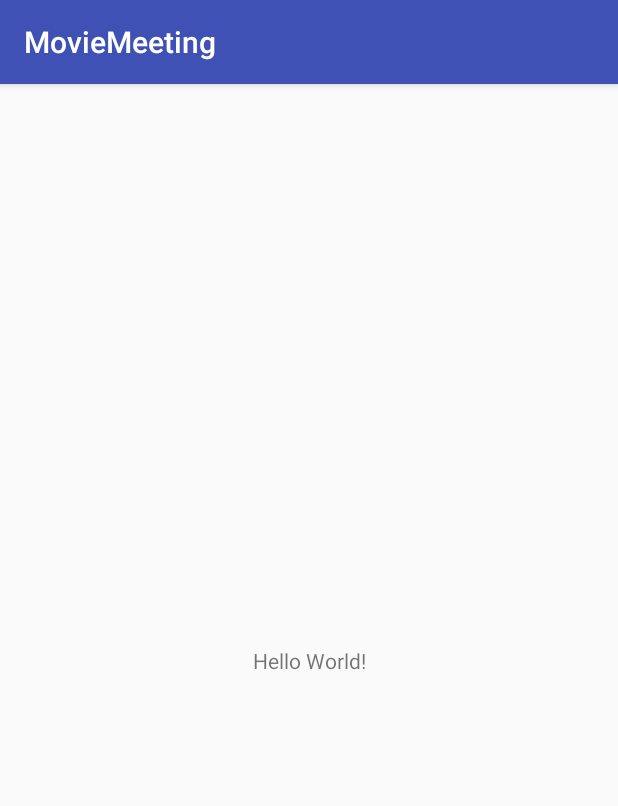
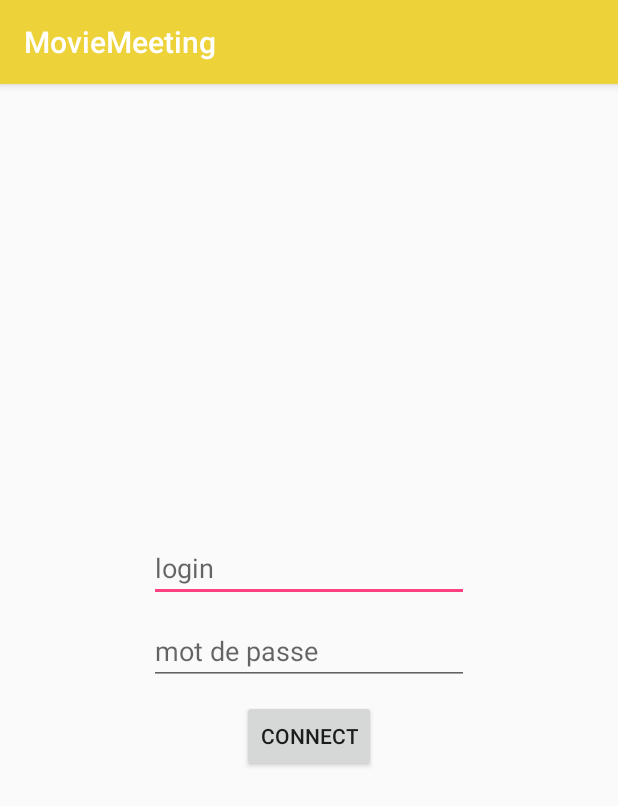
Before and after one commit to CarolineChaudey/MovieMeeting, an Android app: the screen it shows after launch (LoginActivity), on a phone screen of 412 x 824 dp. Shown: the top 806 px of the screen. Run offline under Robolectric (Android 15) with nearby library versions, the phone set to English and light mode, and no system bars; our stand-ins replace ButterKnife.

Commit message:
login skeleton

```diff
--- a/app/build.gradle
+++ b/app/build.gradle
@@ -25,4 +25,6 @@ dependencies {
     testImplementation 'junit:junit:4.12'
     androidTestImplementation 'com.android.support.test:runner:1.0.2'
     androidTestImplementation 'com.android.support.test.espresso:espresso-core:3.0.2'
+    implementation 'com.jakewharton:butterknife:8.8.1'
+    annotationProcessor 'com.jakewharton:butterknife-compiler:8.8.1'
 }
--- a/app/src/main/AndroidManifest.xml
+++ b/app/src/main/AndroidManifest.xml
@@ -9,7 +9,7 @@
         android:roundIcon="@mipmap/ic_launcher_round"
         android:supportsRtl="true"
         android:theme="@style/AppTheme">
-        <activity android:name=".LoginActivity">
+        <activity android:name=".login.LoginActivity">
             <intent-filter>
                 <action android:name="android.intent.action.MAIN" />
 
--- a/app/src/main/java/fr/esgi/moc/moviemeeting/LoginActivity.java
+++ /dev/null
@@ -1,13 +0,0 @@
-package fr.esgi.moc.moviemeeting;
-
-import android.support.v7.app.AppCompatActivity;
-import android.os.Bundle;
-
-public class LoginActivity extends AppCompatActivity {
-
-    @Override
-    protected void onCreate(Bundle savedInstanceState) {
-        super.onCreate(savedInstanceState);
-        setContentView(R.layout.activity_login);
-    }
-}
--- /dev/null
+++ b/app/src/main/java/fr/esgi/moc/moviemeeting/login/LoginActivity.java
@@ -0,0 +1,48 @@
+package fr.esgi.moc.moviemeeting.login;
+
+import android.support.v7.app.AppCompatActivity;
+import android.os.Bundle;
+import android.util.Log;
+import android.widget.EditText;
+import android.widget.TextView;
+
+import butterknife.BindView;
+import butterknife.ButterKnife;
+import butterknife.OnClick;
+import fr.esgi.moc.moviemeeting.R;
+
+public class LoginActivity extends AppCompatActivity {
+
+    @BindView(R.id.loginField)   EditText loginField;
+    @BindView(R.id.pswdField)    EditText pswdField;
+    @BindView(R.id.errorMessage) TextView errorMessage;
+
+    private final String TAG = this.getClass().getName();
+    private LoginPresenter presenter;
+
+    @Override
+    protected void onCreate(Bundle savedInstanceState) {
+        super.onCreate(savedInstanceState);
+        setContentView(R.layout.activity_login);
+        ButterKnife.bind(this);
+        presenter = new LoginPresenter(this);
+    }
+
+    @OnClick(R.id.loginButton)
+    public void onLoginButtonCliked() {
+        String login = loginField.getText().toString();
+        String pswd = pswdField.getText().toString();
+        String msg = presenter.userVerification(login, pswd);
+        if (msg.equals("OK")) {
+            goToApp();
+        } else {
+            Log.i(TAG, msg);
+            errorMessage.setText(msg);
+        }
+    }
+
+    private void goToApp() {
+        Log.d(TAG, "Entering th app.");
+        // TODO acces a l'application
+    }
+}
--- /dev/null
+++ b/app/src/main/java/fr/esgi/moc/moviemeeting/login/LoginPresenter.java
@@ -0,0 +1,16 @@
+package fr.esgi.moc.moviemeeting.login;
+
+public class LoginPresenter {
+
+    private LoginActivity loginActivity;
+
+    public LoginPresenter(LoginActivity loginActivity) {
+        this.loginActivity = loginActivity;
+    }
+
+    public String userVerification(String login, String pswd) {
+        // TODO verifier champs (champs vides)
+        /// TODO envoyer à l'api
+        return "OK";
+    }
+}
--- a/app/src/main/res/layout/activity_login.xml
+++ b/app/src/main/res/layout/activity_login.xml
@@ -4,15 +4,62 @@
     xmlns:tools="http://schemas.android.com/tools"
     android:layout_width="match_parent"
     android:layout_height="match_parent"
-    tools:context=".LoginActivity">
+    tools:context=".login.LoginActivity">
 
-    <TextView
+    <android.support.constraint.ConstraintLayout
         android:layout_width="wrap_content"
         android:layout_height="wrap_content"
-        android:text="Hello World!"
+        android:layout_marginBottom="8dp"
+        android:layout_marginEnd="8dp"
+        android:layout_marginStart="8dp"
+        android:layout_marginTop="8dp"
         app:layout_constraintBottom_toBottomOf="parent"
-        app:layout_constraintLeft_toLeftOf="parent"
-        app:layout_constraintRight_toRightOf="parent"
-        app:layout_constraintTop_toTopOf="parent" />
+        app:layout_constraintEnd_toEndOf="parent"
+        app:layout_constraintStart_toStartOf="parent"
+        app:layout_constraintTop_toTopOf="parent">
+
+        <EditText
+            android:id="@+id/loginField"
+            android:layout_width="wrap_content"
+            android:layout_height="wrap_content"
+            android:layout_margin="10sp"
+            android:ems="10"
+            android:hint="@string/loginLabel"
+            android:inputType="textPersonName"
+            app:layout_constraintLeft_toLeftOf="parent"
+            app:layout_constraintRight_toRightOf="parent"
+            app:layout_constraintTop_toTopOf="parent" />
+
+        <EditText
+            android:id="@+id/pswdField"
+            android:layout_width="wrap_content"
+            android:layout_height="wrap_content"
+            android:layout_margin="10sp"
+            android:ems="10"
+            android:hint="@string/passwordHint"
+            android:inputType="textPassword"
+            app:layout_constraintLeft_toLeftOf="parent"
+            app:layout_constraintRight_toRightOf="parent"
+            app:layout_constraintTop_toBottomOf="@id/loginField" />
+
+        <Button
+            android:id="@+id/loginButton"
+            android:layout_width="wrap_content"
+            android:layout_height="wrap_content"
+            android:layout_margin="10sp"
+            android:text="@string/connectButton"
+            app:layout_constraintLeft_toLeftOf="parent"
+            app:layout_constraintRight_toRightOf="parent"
+            app:layout_constraintTop_toBottomOf="@id/pswdField" />
+
+        <TextView
+            android:id="@+id/errorMessage"
+            android:layout_width="wrap_content"
+            android:layout_height="wrap_content"
+            app:layout_constraintLeft_toLeftOf="parent"
+            app:layout_constraintRight_toRightOf="parent"
+            app:layout_constraintTop_toBottomOf="@id/loginButton" />
+
+    </android.support.constraint.ConstraintLayout>
 
 </android.support.constraint.ConstraintLayout>
--- a/app/src/main/res/values/colors.xml
+++ b/app/src/main/res/values/colors.xml
@@ -1,6 +1,6 @@
 <?xml version="1.0" encoding="utf-8"?>
 <resources>
-    <color name="colorPrimary">#3F51B5</color>
+    <color name="colorPrimary">#edd239</color>
     <color name="colorPrimaryDark">#303F9F</color>
     <color name="colorAccent">#FF4081</color>
 </resources>
--- a/app/src/main/res/values/strings.xml
+++ b/app/src/main/res/values/strings.xml
@@ -1,3 +1,6 @@
 <resources>
     <string name="app_name">MovieMeeting</string>
+    <string name="loginLabel">login</string>
+    <string name="passwordHint">mot de passe</string>
+    <string name="connectButton">connect</string>
 </resources>
```
